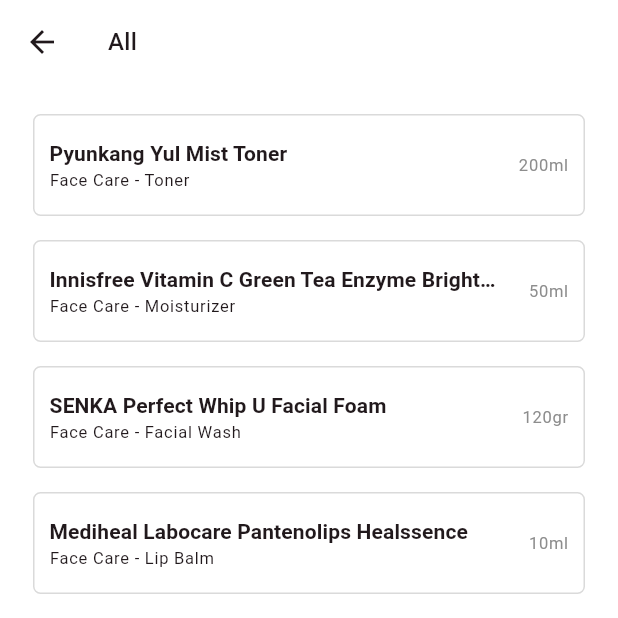
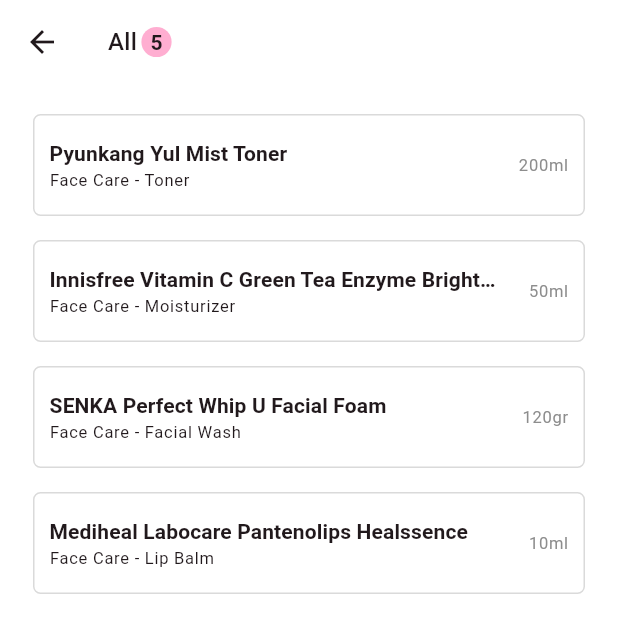
Before and after one commit to jazlynlatif/selfcare_app, a Flutter app: the screen it shows after launch, after a tap on "All", on a phone screen of 412 x 824 dp, the top half of it. Run offline on Flutter 3.47's test engine with Material 3 defaults, Android fonts, the light colour scheme and no system bars; our stand-ins replace flutter_riverpod, go_router.

Commit message:
feat: add dynamic product count badge to category page header

```diff
--- a/lib/pages/category_product_page.dart
+++ b/lib/pages/category_product_page.dart
@@ -25,9 +25,30 @@
     final List<ViewProduct> productList = ref.watch(productCatProvider(careId));
     return Scaffold(
       appBar: AppBar(
-        title: Text(
-          catData.title,
-          style: theme.textTheme.titleMedium,
+        title: Row(
+          crossAxisAlignment: CrossAxisAlignment.center,
+          children: [
+            Text(
+              catData.title,
+              style: theme.textTheme.titleMedium,
+            ),
+            const SizedBox(
+              width: 3,
+            ),
+            Container(
+              padding: EdgeInsets.all(6),
+              decoration: BoxDecoration(
+                color: theme.colorScheme.primary,
+                shape: BoxShape.circle
+              ),
+              child: Text(
+                productList.length.toString(),
+                style: theme.textTheme.titleSmall?.copyWith(
+                  fontWeight: FontWeight.bold
+                ),
+              ),
+            )
+          ],
         ),
       ),
       body: SafeArea(
```
